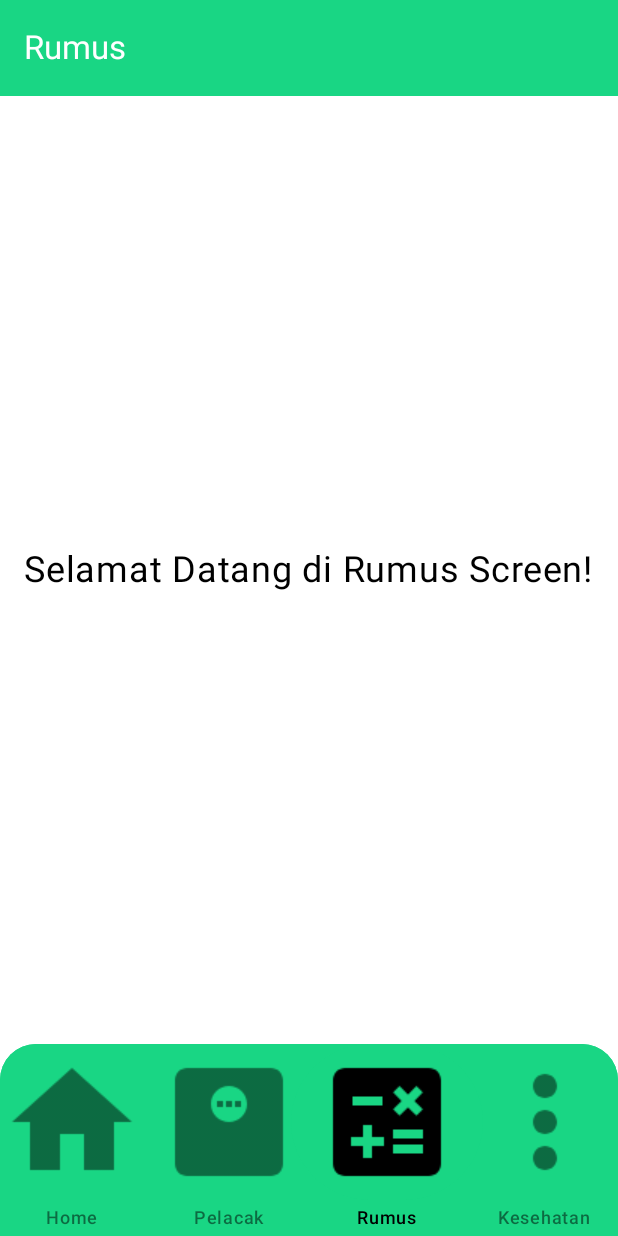
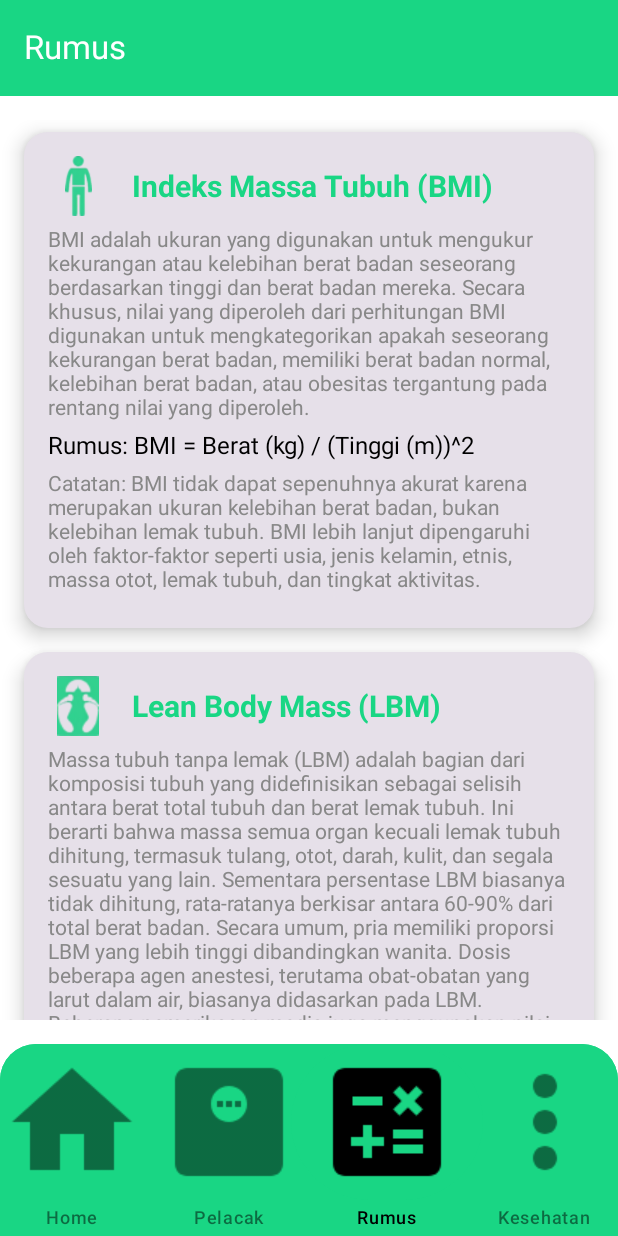
Before and after one commit to fdhlvidiarta/ProjectMobile_2, an Android app built with Jetpack Compose: the screen it shows after launch (MainActivity), item 3 of the bottom bar chosen, on a phone screen of 412 x 824 dp. Run offline under Robolectric (Android 15) with nearby library versions, the phone set to English and light mode, and no system bars; our stand-ins replace Room's generated code.

Commit message:
Membuat Rumus Screen untuk menampilkan rumus

```diff
--- a/app/src/main/java/com/kelompok2/kalkulatorbmi/ui/theme/screens/RumusScreen.kt
+++ b/app/src/main/java/com/kelompok2/kalkulatorbmi/ui/theme/screens/RumusScreen.kt
@@ -1,25 +1,139 @@
 package com.kelompok2.kalkulatorbmi.ui.theme.screens
 
+import androidx.compose.foundation.Image
 import androidx.compose.foundation.layout.*
-import androidx.compose.material3.Text
+import androidx.compose.foundation.lazy.LazyColumn
+import androidx.compose.foundation.lazy.items
+import androidx.compose.foundation.shape.RoundedCornerShape
+import androidx.compose.material3.*
 import androidx.compose.runtime.Composable
 import androidx.compose.ui.Alignment
 import androidx.compose.ui.Modifier
+import androidx.compose.ui.graphics.Color
+import androidx.compose.ui.res.painterResource
+import androidx.compose.ui.text.TextStyle
 import androidx.compose.ui.unit.dp
 import androidx.compose.ui.unit.sp
+import com.kelompok2.kalkulatorbmi.R
+
+// Data class untuk menampung informasi rumus
+data class RumusItem(
+    val title: String,
+    val description: String,
+    val rumus: String,
+    val icon: Int,
+    val notes: String
+)
 
 @Composable
 fun RumusScreen() {
+    val rumusList = listOf(
+        RumusItem(
+            title = "Indeks Massa Tubuh (BMI)",
+            description = "BMI adalah ukuran yang digunakan untuk mengukur kekurangan atau kelebihan berat badan seseorang berdasarkan tinggi dan berat badan mereka. Secara khusus, nilai yang diperoleh dari perhitungan BMI digunakan untuk mengkategorikan apakah seseorang kekurangan berat badan, memiliki berat badan normal, kelebihan berat badan, atau obesitas tergantung pada rentang nilai yang diperoleh.",
+            rumus = "BMI = Berat (kg) / (Tinggi (m))^2",
+            icon = R.drawable.ic_org,
+            notes = "BMI tidak dapat sepenuhnya akurat karena merupakan ukuran kelebihan berat badan, bukan kelebihan lemak tubuh. BMI lebih lanjut dipengaruhi oleh faktor-faktor seperti usia, jenis kelamin, etnis, massa otot, lemak tubuh, dan tingkat aktivitas."
+        ),
+        RumusItem(
+            title = "Lean Body Mass (LBM)",
+            description = "Massa tubuh tanpa lemak (LBM) adalah bagian dari komposisi tubuh yang didefinisikan sebagai selisih antara berat total tubuh dan berat lemak tubuh. Ini berarti bahwa massa semua organ kecuali lemak tubuh dihitung, termasuk tulang, otot, darah, kulit, dan segala sesuatu yang lain. Sementara persentase LBM biasanya tidak dihitung, rata-ratanya berkisar antara 60-90% dari total berat badan. Secara umum, pria memiliki proporsi LBM yang lebih tinggi dibandingkan wanita. Dosis beberapa agen anestesi, terutama obat-obatan yang larut dalam air, biasanya didasarkan pada LBM. Beberapa pemeriksaan medis juga menggunakan nilai LBM.",
+            rumus = "Untuk Pria:\n" +
+                    "LBM = 0.407 × Berat (kg) + 0.267 × Tinggi (cm) - 19.2\n \n" +
+                    "Untuk Wanita:\n" +
+                    "LBM = 0.252 × Berat (kg) + 0.473 × Tinggi (cm) - 48.3\n \n" +
+                    "Untuk Anak Usia di Bawah 15 Tahun:\n" +
+                    "LBM = 3.8 × (0.0215 × Berat^0.6469 × Tinggi^0.7236)",
+            icon = R.drawable.ic_mttl,
+            notes = "Kami menggunakan formula milik Peters untuk menghitung eLBM pada anak dibawah 15 tahun, dan formula milik Boer untuk usia diatas 14 tahun."
+        )
+    )
+
     Column(
         modifier = Modifier
             .fillMaxSize()
             .padding(16.dp),
-        verticalArrangement = Arrangement.Center,
         horizontalAlignment = Alignment.CenterHorizontally
     ) {
+        // Menampilkan daftar rumus dalam card
+        LazyColumn(modifier = Modifier.fillMaxSize()) {
+            items(rumusList) { rumusItem ->
+                RumusCard(rumusItem)
+            }
+        }
+    }
+}
+
+@Composable
+fun RumusCard(rumusItem: RumusItem) {
+    Card(
+        modifier = Modifier
+            .fillMaxWidth()
+            .padding(vertical = 8.dp),
+        shape = RoundedCornerShape(16.dp),
+        elevation = CardDefaults.cardElevation(8.dp)
+    ) {
+        Column(
+            modifier = Modifier
+                .padding(16.dp)
+                .fillMaxWidth()
+        ) {
+            RumusCardHeader(rumusItem)
+            Spacer(modifier = Modifier.height(8.dp))
+            RumusCardDescription(rumusItem.description)
+            RumusCardFormula(rumusItem.rumus)
+            RumusCardNotes(rumusItem.notes)
+        }
+    }
+}
+
+@Composable
+fun RumusCardHeader(rumusItem: RumusItem) {
+    Row(
+        modifier = Modifier
+            .fillMaxWidth(),
+        verticalAlignment = Alignment.CenterVertically
+    ) {
+        Image(
+            painter = painterResource(id = rumusItem.icon),
+            contentDescription = rumusItem.title,
+            modifier = Modifier.size(40.dp)
+        )
+        Spacer(modifier = Modifier.width(16.dp))
         Text(
-            text = "Selamat Datang di Rumus Screen!",
-            fontSize = 24.sp
+            text = rumusItem.title,
+            style = TextStyle(fontSize = 20.sp, fontWeight = androidx.compose.ui.text.font.FontWeight.Bold),
+            color = MaterialTheme.colorScheme.primary,
+            modifier = Modifier.weight(1f)
         )
     }
 }
+
+@Composable
+fun RumusCardDescription(description: String) {
+    Text(
+        text = description,
+        style = TextStyle(fontSize = 14.sp, color = Color.Gray),
+        modifier = Modifier.padding(bottom = 8.dp)
+    )
+}
+
+@Composable
+fun RumusCardFormula(rumus: String) {
+    Text(
+        text = "Rumus: $rumus",
+        style = TextStyle(fontSize = 16.sp, color = Color.Black),
+        modifier = Modifier.padding(bottom = 8.dp)
+    )
+}
+
+@Composable
+fun RumusCardNotes(notes: String) {
+    if (notes.isNotEmpty()) {
+        Text(
+            text = "Catatan: $notes",
+            style = TextStyle(fontSize = 14.sp, color = Color.Gray),
+            modifier = Modifier.padding(bottom = 8.dp)
+        )
+    }
+}
```
